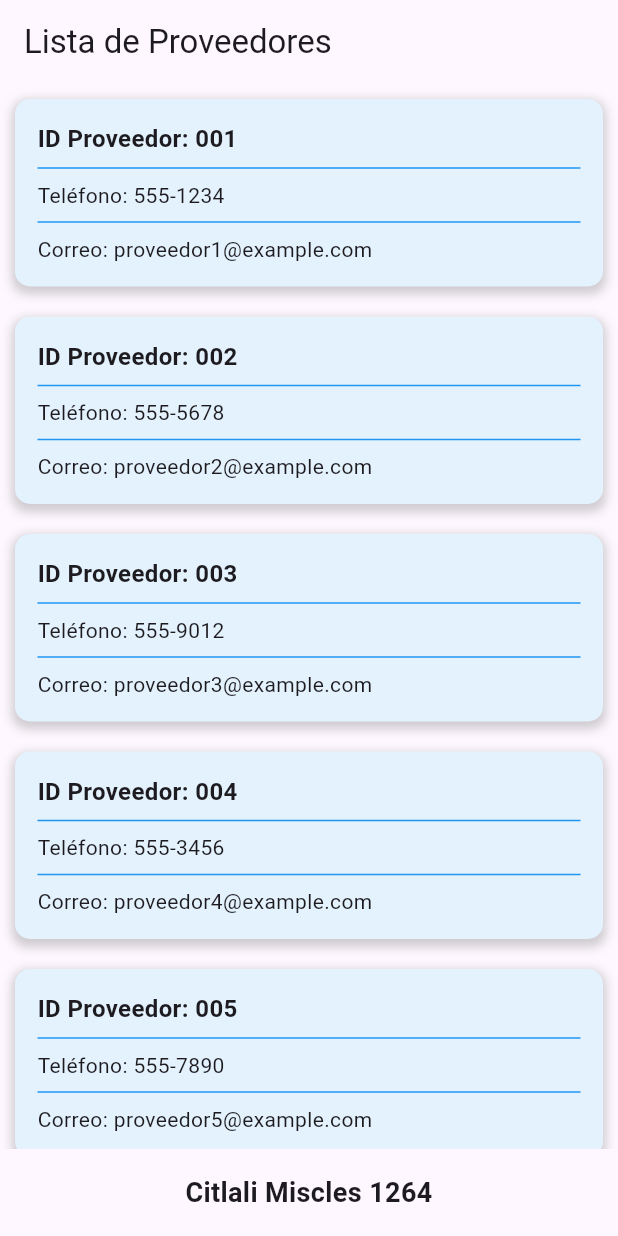
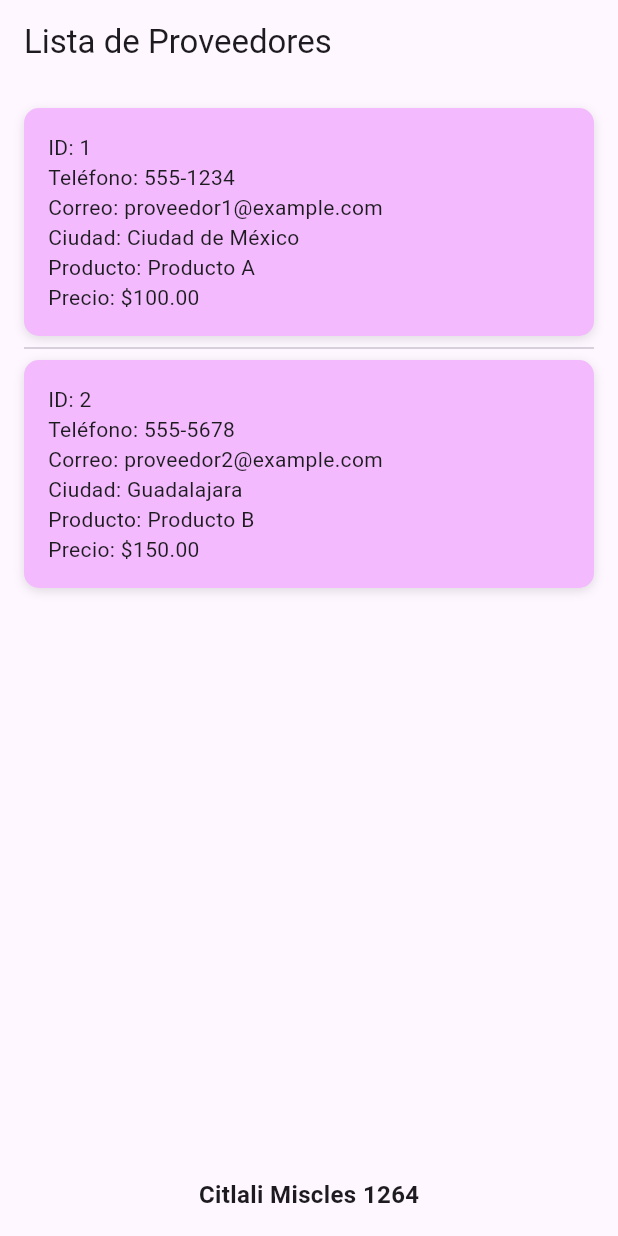
Before and after one commit to Ailin-Miscles-5J/Examen_p2_1264, a Flutter app: the screen it shows after launch, on a phone screen of 412 x 824 dp. Run offline on Flutter 3.47's test engine with Material 3 defaults, Android fonts, the phone set to English and light mode, and no system bars.

Commit message:
otra vez

```diff
--- a/lib/main.dart
+++ b/lib/main.dart
@@ -1,44 +1,45 @@
 import 'package:flutter/material.dart';
+
+class Proveedor {
+  final int idProveedor;
+  final String telefono;
+  final String correo;
+  final String ciudad;
+  final String productoQueVende;
+  final double precio;
+
+  Proveedor({
+    required this.idProveedor,
+    required this.telefono,
+    required this.correo,
+    required this.ciudad,
+    required this.productoQueVende,
+    required this.precio,
+  });
+}
 
 void main() {
   runApp(MyApp());
 }
 
-class Proveedor {
-  final String idProveedor;
-  final String telefono;
-  final String correo;
-
-  Proveedor({
-    required this.idProveedor,
-    required this.telefono,
-    required this.correo,
-  });
-}
-
 class MyApp extends StatelessWidget {
   final List<Proveedor> proveedores = [
     Proveedor(
-        idProveedor: '001',
-        telefono: '555-1234',
-        correo: 'proveedor1@example.com'),
+      idProveedor: 1,
+      telefono: '555-1234',
+      correo: 'proveedor1@example.com',
+      ciudad: 'Ciudad de México',
+      productoQueVende: 'Producto A',
+      precio: 100.0,
+    ),
     Proveedor(
-        idProveedor: '002',
-        telefono: '555-5678',
-        correo: 'proveedor2@example.com'),
-    Proveedor(
-        idProveedor: '003',
-        telefono: '555-9012',
-        correo: 'proveedor3@example.com'),
-    // Agregar dos proveedores más
-    Proveedor(
-        idProveedor: '004',
-        telefono: '555-3456',
-        correo: 'proveedor4@example.com'),
-    Proveedor(
-        idProveedor: '005',
-        telefono: '555-7890',
-        correo: 'proveedor5@example.com'),
+      idProveedor: 2,
+      telefono: '555-5678',
+      correo: 'proveedor2@example.com',
+      ciudad: 'Guadalajara',
+      productoQueVende: 'Producto B',
+      precio: 150.0,
+    ),
   ];
 
   @override
@@ -52,42 +53,37 @@ class MyApp extends StatelessWidget {
         body: Column(
           children: [
             Expanded(
-              child: ListView.builder(
+              child: ListView.separated(
+                padding: EdgeInsets.all(16),
                 itemCount: proveedores.length,
+                separatorBuilder: (context, index) => Divider(),
                 itemBuilder: (context, index) {
+                  final proveedor = proveedores[index];
                   return Container(
-                    margin: EdgeInsets.all(10),
-                    padding: EdgeInsets.all(15),
                     decoration: BoxDecoration(
-                      color: Colors.blue[50],
+                      color: index % 2 == 0
+                          ? Color(0xfff3bafd)
+                          : Color(0xfff3bafd),
                       borderRadius: BorderRadius.circular(10),
                       boxShadow: [
                         BoxShadow(
-                          color: Colors.grey.withOpacity(0.5),
-                          spreadRadius: 2,
+                          color: Colors.black12,
                           blurRadius: 5,
-                          offset: Offset(0, 3),
-                        ),
+                          offset: Offset(0, 2),
+                        )
                       ],
                     ),
+                    padding: EdgeInsets.all(16),
                     child: Column(
                       crossAxisAlignment: CrossAxisAlignment.start,
                       children: [
+                        Text('ID: ${proveedor.idProveedor}'),
+                        Text('Teléfono: ${proveedor.telefono}'),
+                        Text('Correo: ${proveedor.correo}'),
+                        Text('Ciudad: ${proveedor.ciudad}'),
+                        Text('Producto: ${proveedor.productoQueVende}'),
                         Text(
-                          'ID Proveedor: ${proveedores[index].idProveedor}',
-                          style: TextStyle(
-                              fontSize: 16, fontWeight: FontWeight.bold),
-                        ),
-                        Divider(color: Colors.blue),
-                        Text(
-                          'Teléfono: ${proveedores[index].telefono}',
-                          style: TextStyle(fontSize: 14),
-                        ),
-                        Divider(color: Colors.blue),
-                        Text(
-                          'Correo: ${proveedores[index].correo}',
-                          style: TextStyle(fontSize: 14),
-                        ),
+                            'Precio: \$${proveedor.precio.toStringAsFixed(2)}'),
                       ],
                     ),
                   );
@@ -95,11 +91,10 @@ class MyApp extends StatelessWidget {
               ),
             ),
             Padding(
-              padding: const EdgeInsets.all(16.0),
+              padding: EdgeInsets.all(16),
               child: Text(
                 'Citlali Miscles 1264',
-                style: TextStyle(fontSize: 18, fontWeight: FontWeight.bold),
-                textAlign: TextAlign.center,
+                style: TextStyle(fontSize: 16, fontWeight: FontWeight.bold),
               ),
             ),
           ],
```
